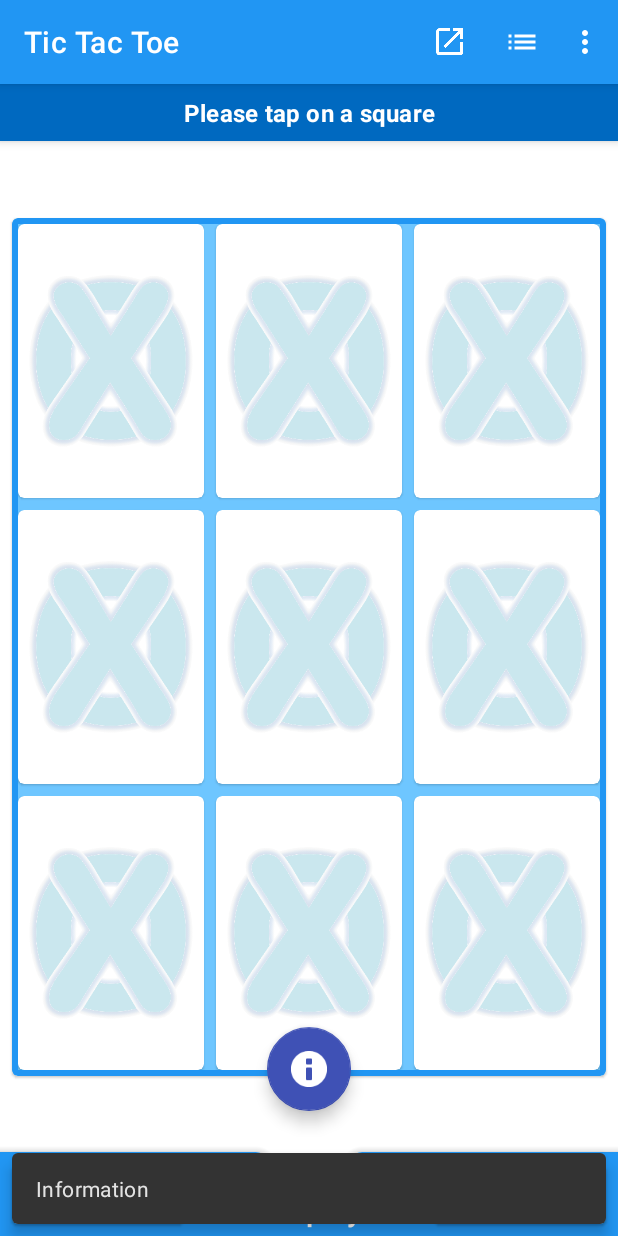
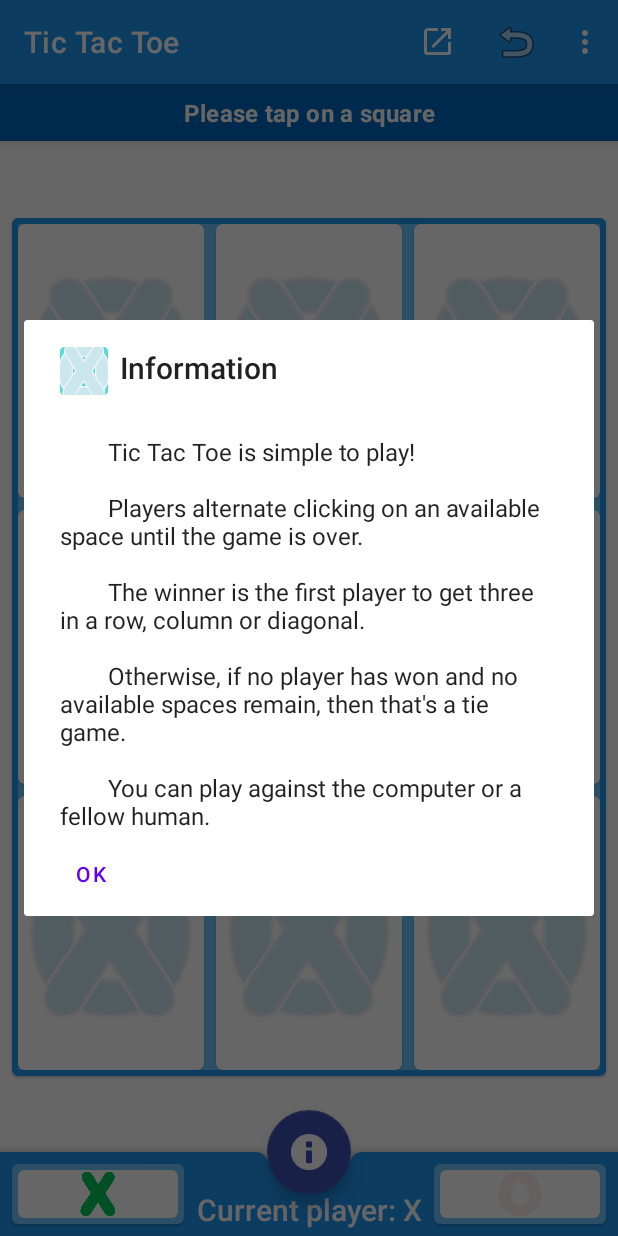
Before and after one commit to mintedtech/TicTacToe, an Android app: the screen it shows after launch (MainActivity), after a tap on "FAB", on a phone screen of 412 x 824 dp. Run offline under Robolectric (Android 15) with nearby library versions, the phone set to English and light mode, and no system bars.

Commit message:
Added Undo Menu Item; Enabled Undo After Game Over

```diff
--- a/app/src/main/java/com/mintedtech/tic_tac_toe/models/TicTacToe.java
+++ b/app/src/main/java/com/mintedtech/tic_tac_toe/models/TicTacToe.java
@@ -21,9 +21,10 @@ public class TicTacToe
     private final PlayerTurn mFirstPlayer = PlayerTurn.values ()[1];       // 0 is NONE
     private final PlayerTurn mLastPlayer = PlayerTurn.values ()[PlayerTurn.values ().length - 1];
 
+    private boolean mGameOver; // convenience variable to prevent multiple expensive board checks
+
     // Undo
     private int mCurrentColumn, mPriorColumn, mCurrentRow,  mPriorRow;
-    private PlayerTurn mPriorPlayer;
     private boolean mCanUndo;
 
     // Stats
@@ -47,6 +48,7 @@ public class TicTacToe
 
     public void startGame ()
     {
+        mGameOver = false;
         mCanUndo = false;
         setupBoardForNewGame ();
         setWinningSpacesArrayToAllFalse ();
@@ -60,6 +62,7 @@ public class TicTacToe
 
     private void endCurrentGame ()
     {
+        mGameOver=true;
         if (isWinner ())
             mWinCount[mCurrentPlayer.ordinal ()]++;
 
@@ -139,7 +142,6 @@ public class TicTacToe
 
         mPriorColumn = mCurrentColumn;
         mPriorRow = mCurrentRow;
-        mPriorPlayer = getPriorPlayer ();
 
         mCurrentRow = row;
         mCurrentColumn = col;
@@ -147,7 +149,7 @@ public class TicTacToe
 
     private void doNextPlayerOrEndGame ()
     {
-        if (isGameOver ()) {
+        if (isBoardFull () || isWinner()) {
             endCurrentGame ();
         }
         else {
@@ -236,8 +238,13 @@ public class TicTacToe
 
             mCurrentRow = mPriorRow;
             mCurrentColumn = mPriorColumn;
-            mCurrentPlayer = getPriorPlayer ();
 
+            if (mGameOver)
+                setWinningSpacesArrayToAllFalse ();
+            else
+                mCurrentPlayer = getPriorPlayer ();
+
+            mGameOver = false;
             mCanUndo = false;
         }
     }
@@ -254,7 +261,7 @@ public class TicTacToe
 
     public boolean isGameOver ()
     {
-        return (isBoardFull () || isWinner ());
+        return mGameOver; //(isBoardFull () || isWinner ());
     }
 
     public boolean isBoardFull ()
--- a/app/src/main/res/menu/menu_main.xml
+++ b/app/src/main/res/menu/menu_main.xml
@@ -9,6 +9,13 @@
         android:icon="@drawable/ic_launch_white_24dp"
         android:title="@string/action_newGame"
         app:showAsAction="ifRoom|withText" />
+
+    <item
+        android:id="@+id/action_undo"
+        android:icon="@android:drawable/ic_menu_revert"
+        android:title="@string/undo"
+        app:showAsAction="ifRoom|withText"
+        />
 
     <item
         android:id="@+id/action_statistics"
--- a/app/src/main/res/values/strings.xml
+++ b/app/src/main/res/values/strings.xml
@@ -1,17 +1,28 @@
 <resources>
     <string name="app_name">Tic Tac Toe</string>
+    <string name="title_activity_statistics">Statistics</string>
+    <string name="fab">FAB</string>
     <string name="information">Information</string>
 
     <!-- Board and winner Choices -->
     <string name="x">X</string>
     <string name="o">O</string>
     <string name="no_winner">No Winner</string>
+    <string name="undo">Undo</string>
 
     <!-- Error Messages -->
     <string name="error_space_already_taken">That space is already taken.</string>
-    <string name="error_cannot_undo_this_move">Cannot undo this move.</string>
+    <string name="error_cannot_undo_this_move">Cannot undo now.</string>
 
     <!-- Info Messages -->
+    <string name="game_rules">"
+        Tic Tac Toe is simple to play!\n
+        Players alternate clicking on an available space until the game is over.\n
+        The winner is the first player to get three in a row, column or diagonal.\n
+        Otherwise, if no player has won and no available spaces remain, then that's a tie game.\n
+        You can play against the computer or a fellow human."</string>
+    <string name="banner_text">Please tap on a square</string>
+    <string name="info_first_turn_of_the_game">First turn of the game.</string>
     <string name="info_board_full">Board full; neither player has won.</string>
     <string name="info_computer_goes_next">Computer will wait for its next available turn.</string>
     <string name="info_defaultValue_lastTurnResults">Initial Turn:</string>
@@ -30,7 +41,7 @@
 
     <!-- About Dialog Items -->>
     <string name="aboutDialogTitle">About TicTacToeTwo</string>
-    <string name="aboutDialog_banner"><![CDATA[© 2015–2022 SamuelA.\nEmail: mintedtech@gmail.com\n\nThanks to Touro College MCO 451/521 students for their in-class thoughts and ideas.]]></string>
+    <string name="aboutDialog_banner"><![CDATA[© 2015–2022 Samuel A.\nEmail: mintedtech@gmail.com\n\nThanks to Touro College\'s MCON 451/521 students for their in-class thoughts and ideas.]]></string>
     <string name="OK">OK</string>
 
     <!-- Status Bar Items -->
@@ -60,8 +71,4 @@
     <string name="title_computer_opponent">Computer Opponent</string>
     <string name="key_computer_starts">COMPUTER_STARTS</string>
     <string name="title_computer_starts">Computer Starts</string>
-    <string name="banner_text">Please tap on a square</string>
-    <string name="info_first_turn_of_the_game">First turn of the game.</string>
-    <string name="fab">FAB</string>
-    <string name="title_activity_statistics">Statistics</string>
 </resources>
```
Also changed, not shown: app/src/main/java/com/mintedtech/tic_tac_toe/activities/MainActivity.java (+17 -3 lines), app/src/main/java/com/mintedtech/tic_tac_toe/classes/CardViewImageAdapter.java (+8 -1 lines).
